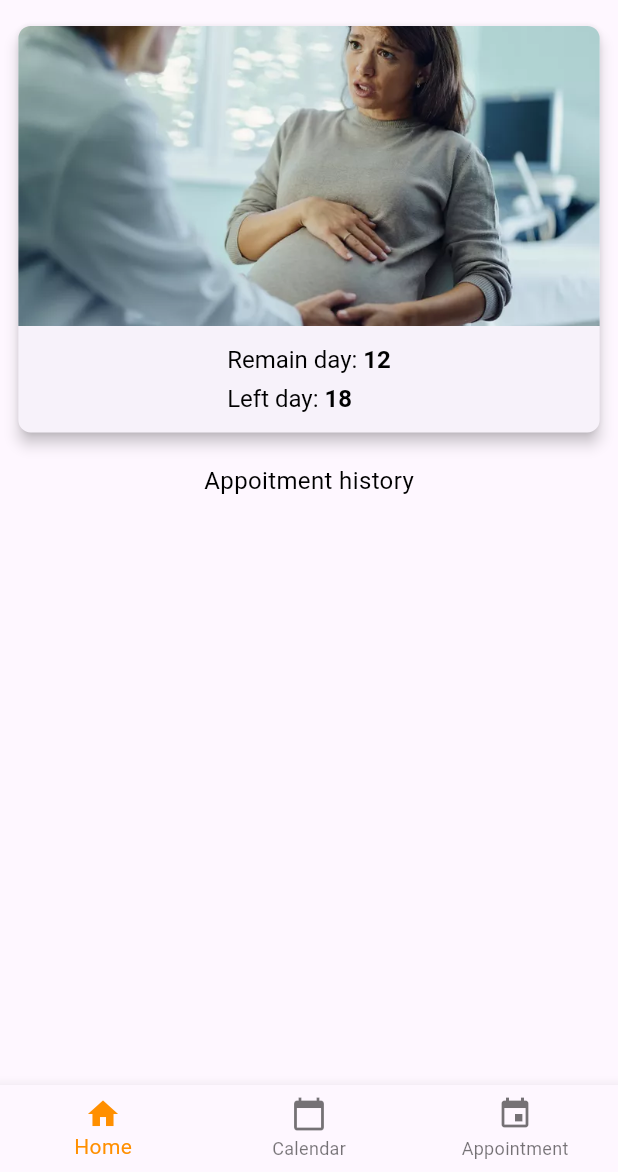
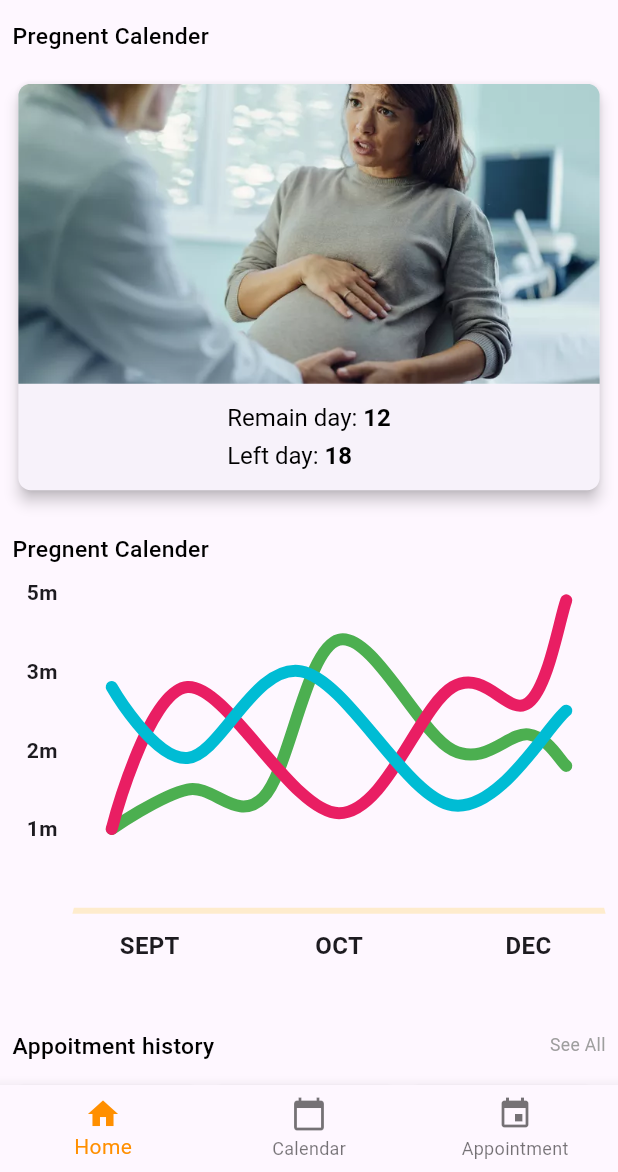
Before and after one commit to de-winkie/maternity_django, a Flutter app: the Menu screen opened directly, on a phone screen of 412 x 824 dp, the part 64-1236 px from its top. Run offline on Flutter 3.47's test engine with Material 3 defaults, Android fonts, the phone set to English and light mode, and no system bars; drawn by our look-alikes of fl_chart; our stand-ins replace responsive_sizer.

Commit message:
add changes

```diff
--- a/maternity/lib/pages/home.dart
+++ b/maternity/lib/pages/home.dart
@@ -1,20 +1,42 @@
+
 import 'package:flutter/material.dart';
+import 'package:maternity/constant.dart';
 import 'package:responsive_sizer/responsive_sizer.dart';
-
-class HomeScreen extends StatelessWidget {
+import 'package:maternity/pages/widget/chart.dart';
+class HomeScreen extends StatefulWidget {
   const HomeScreen({super.key});
 
   @override
+  State<HomeScreen> createState() => _HomeScreenState();
+}
+
+class _HomeScreenState extends State<HomeScreen> {
+final bool isShowingMainData= true;
+  @override
   Widget build(BuildContext context) {
-    return Container(
+    return SingleChildScrollView(
+      child:  Container(
       padding: EdgeInsets.only(
         top:0.h,
         left: 1.h,
         right: 1.h,
       ),
         child: Column(
+
           children: [
+                Row(
+ mainAxisAlignment: MainAxisAlignment.spaceBetween,
+  children:
+ [
+    Text( 'Pregnent Calender',textAlign:TextAlign.left,
+                        style: TextStyle(
+                          fontWeight: FontWeight.w500,
+                          fontSize: 16.sp,
+                          color: Colors.black,
+                        ),),
+                      ],),
 
+SizedBox(height: 2.h,),
                   Card(
           elevation: 4,
           shape: RoundedRectangleBorder(
@@ -38,7 +60,7 @@ class HomeScreen extends StatelessWidget {
               Padding(
                 padding:  EdgeInsets.all(1.6.h),
                 child: Column(
-                  crossAxisAlignment: CrossAxisAlignment.start,
+              crossAxisAlignment: CrossAxisAlignment.start,
                   children: [
                     RichText(
                       text: TextSpan(
@@ -82,27 +104,180 @@ class HomeScreen extends StatelessWidget {
             ],
           ),
         ),
+    SizedBox(height:3.h),
+                    Row(
+ mainAxisAlignment: MainAxisAlignment.spaceBetween,
+  children:
+ [
+    Text( 'Pregnent Calender',textAlign:TextAlign.left,
+                        style: TextStyle(
+                          fontWeight: FontWeight.w500,
+                          fontSize: 16.sp,
+                          color: Colors.black,
+                        ),),
+                      ],),
+
+                        SizedBox(height:2.h),
+    SizedBox(
+      height: 30.h,
+      width: 100.w,
+      child:       Chart(isShowingMainData: isShowingMainData),
+    ),
+SizedBox(height: 3.5.h,),
 
    SizedBox(
     height: 2.h,
    ),
-  const Text( 'Appoitment history',
+
+Row(
+ mainAxisAlignment: MainAxisAlignment.spaceBetween,
+  children:
+ [
+    Text( 'Appoitment history',textAlign:TextAlign.left,
                         style: TextStyle(
-                          fontSize: 16,
+                          fontWeight: FontWeight.w500,
+                          fontSize: 16.sp,
                           color: Colors.black,
                         ),),
+                          Text( 'See All',textAlign:TextAlign.left,
+                        style: TextStyle(
+                          fontWeight: FontWeight.w400,
+                          fontSize: 14.sp,
+                          color:Colors.grey,
+                        ),),
+],),
+                        SizedBox(height: 2.h,),
                         Row(
                           children: [
                             Container(
 width:30.w,
 height:15.h,
+padding: EdgeInsets.only(left:1.h,right:1.h),
+       decoration :BoxDecoration(
+        color: kWhiteColor,
+      borderRadius: BorderRadius.circular(1.h),
+      boxShadow:const [
+        BoxShadow(
+          color:kLightSilverColor,
+          blurRadius: 1,
+          spreadRadius: 1,
+          blurStyle: BlurStyle.normal,
 
-                            ),
+          offset: Offset(1, 1)
+
+        ),
+
+      ],
+       )    ,
+       child:Row(
+        children: [
+          Text('29',
+                        style: TextStyle(
+                          color:kPrimaryColor,
+                          fontSize: 28.sp,
+
+                          fontWeight: FontWeight.w700
+                        ),),
+                               Text('Jun',
+                        style: TextStyle(
+                          fontSize: 20.sp,
+                          color: Colors.black,
+                          fontWeight: FontWeight.w500
+                        ),),
+        ],
+       )
+           ),
+       SizedBox(
+        width:1.h,
+       ),
+
+           Container(
+width:30.w,
+height:15.h,
+padding: EdgeInsets.only(left:1.h,right:1.h),
+       decoration :BoxDecoration(
+        color: kWhiteColor,
+      borderRadius: BorderRadius.circular(1.h),
+      boxShadow:const [
+        BoxShadow(
+          color:kLightSilverColor,
+          blurRadius: 1,
+          spreadRadius: 1,
+          blurStyle: BlurStyle.normal,
+
+          offset: Offset(1, 1)
+
+        ),
+
+      ],
+       )    ,
+       child:Row(
+        children: [
+          Text('29',
+                        style: TextStyle(
+                          color:kPrimaryColor,
+                          fontSize: 28.sp,
+
+                          fontWeight: FontWeight.w700
+                        ),),
+                               Text('Jun',
+                        style: TextStyle(
+                          fontSize: 20.sp,
+                          color: Colors.black,
+                          fontWeight: FontWeight.w500
+                        ),),
+        ],
+       )
+           ),
+             SizedBox(
+        width:1.h,
+       ),
+           Container(
+width:30.w,
+height:15.h,
+padding: EdgeInsets.only(left:1.h,right:1.h),
+       decoration :BoxDecoration(
+        color: kWhiteColor,
+      borderRadius: BorderRadius.circular(1.h),
+      boxShadow:const [
+        BoxShadow(
+          color:kLightSilverColor,
+          blurRadius: 1,
+          spreadRadius: 1,
+          blurStyle: BlurStyle.normal,
+
+          offset: Offset(1, 1)
+
+        ),
+
+      ],
+       )    ,
+       child:Row(
+        children: [
+          Text('29',
+                        style: TextStyle(
+                          color:kPrimaryColor,
+                          fontSize: 28.sp,
+
+                          fontWeight: FontWeight.w700
+                        ),),
+                               Text('Jun',
+                        style: TextStyle(
+                          fontSize: 20.sp,
+                          color: Colors.black,
+                          fontWeight: FontWeight.w500
+                        ),),
+        ],
+       )
+           ),
+
                           ],
                         )
 
           ],
-        )
-   );
-  }
+        ),
+   )
+ ,
+    ); }
+
 }
--- /dev/null
+++ b/maternity/lib/pages/widget/chart.dart
@@ -0,0 +1,356 @@
+
+import 'package:fl_chart/fl_chart.dart';
+import 'package:flutter/material.dart';
+
+class Chart extends StatelessWidget {
+  const Chart({required this.isShowingMainData});
+
+  final bool isShowingMainData;
+
+  @override
+  Widget build(BuildContext context) {
+    return LineChart(
+      isShowingMainData ? sampleData1 : sampleData2,
+      duration: const Duration(milliseconds: 250),
+    );
+  }
+
+  LineChartData get sampleData1 => LineChartData(
+        lineTouchData: lineTouchData1,
+        gridData: gridData,
+        titlesData: titlesData1,
+        borderData: borderData,
+        lineBarsData: lineBarsData1,
+        minX: 0,
+        maxX: 14,
+        maxY: 4,
+        minY: 0,
+      );
+
+  LineChartData get sampleData2 => LineChartData(
+        lineTouchData: lineTouchData2,
+        gridData: gridData,
+        titlesData: titlesData2,
+        borderData: borderData,
+        lineBarsData: lineBarsData2,
+        minX: 0,
+        maxX: 14,
+        maxY: 6,
+        minY: 0,
+      );
+
+  LineTouchData get lineTouchData1 => LineTouchData(
+        handleBuiltInTouches: true,
+        touchTooltipData: LineTouchTooltipData(
+          getTooltipColor: (touchedSpot) => Colors.blueGrey.withOpacity(0.8),
+        ),
+      );
+
+  FlTitlesData get titlesData1 => FlTitlesData(
+        bottomTitles: AxisTitles(
+          sideTitles: bottomTitles,
+        ),
+        rightTitles: const AxisTitles(
+          sideTitles: SideTitles(showTitles: false),
+        ),
+        topTitles: const AxisTitles(
+          sideTitles: SideTitles(showTitles: false),
+        ),
+        leftTitles: AxisTitles(
+          sideTitles: leftTitles(),
+        ),
+      );
+
+  List<LineChartBarData> get lineBarsData1 => [
+        lineChartBarData1_1,
+        lineChartBarData1_2,
+        lineChartBarData1_3,
+      ];
+
+  LineTouchData get lineTouchData2 => const LineTouchData(
+        enabled: false,
+      );
+
+  FlTitlesData get titlesData2 => FlTitlesData(
+        bottomTitles: AxisTitles(
+          sideTitles: bottomTitles,
+        ),
+        rightTitles: const AxisTitles(
+          sideTitles: SideTitles(showTitles: false),
+        ),
+        topTitles: const AxisTitles(
+          sideTitles: SideTitles(showTitles: false),
+        ),
+        leftTitles: AxisTitles(
+          sideTitles: leftTitles(),
+        ),
+      );
+
+  List<LineChartBarData> get lineBarsData2 => [
+        lineChartBarData2_1,
+        lineChartBarData2_2,
+        lineChartBarData2_3,
+      ];
+
+  Widget leftTitleWidgets(double value, TitleMeta meta) {
+    const style = TextStyle(
+      fontWeight: FontWeight.bold,
+      fontSize: 14,
+    );
+    String text;
+    switch (value.toInt()) {
+      case 1:
+        text = '1m';
+        break;
+      case 2:
+        text = '2m';
+        break;
+      case 3:
+        text = '3m';
+        break;
+      case 4:
+        text = '5m';
+        break;
+      case 5:
+        text = '6m';
+        break;
+      default:
+        return Container();
+    }
+
+    return Text(text, style: style, textAlign: TextAlign.center);
+  }
+
+  SideTitles leftTitles() => SideTitles(
+        getTitlesWidget: leftTitleWidgets,
+        showTitles: true,
+        interval: 1,
+        reservedSize: 40,
+      );
+
+  Widget bottomTitleWidgets(double value, TitleMeta meta) {
+    const style = TextStyle(
+      fontWeight: FontWeight.bold,
+      fontSize: 16,
+    );
+    Widget text;
+    switch (value.toInt()) {
+      case 2:
+        text = const Text('SEPT', style: style);
+        break;
+      case 7:
+        text = const Text('OCT', style: style);
+        break;
+      case 12:
+        text = const Text('DEC', style: style);
+        break;
+      default:
+        text = const Text('');
+        break;
+    }
+
+    return SideTitleWidget(
+      axisSide: meta.axisSide,
+      space: 10,
+      child: text,
+    );
+  }
+
+  SideTitles get bottomTitles => SideTitles(
+        showTitles: true,
+        reservedSize: 32,
+        interval: 1,
+        getTitlesWidget: bottomTitleWidgets,
+      );
+
+  FlGridData get gridData => const FlGridData(show: false);
+
+  FlBorderData get borderData => FlBorderData(
+        show: true,
+        border: Border(
+          bottom:
+              BorderSide(color: Colors.amber.withOpacity(0.2), width: 4),
+          left: const BorderSide(color: Colors.transparent),
+          right: const BorderSide(color: Colors.transparent),
+          top: const BorderSide(color: Colors.transparent),
+        ),
+      );
+
+  LineChartBarData get lineChartBarData1_1 => LineChartBarData(
+        isCurved: true,
+        color: Colors.green,
+        barWidth: 8,
+        isStrokeCapRound: true,
+        dotData: const FlDotData(show: false),
+        belowBarData: BarAreaData(show: false),
+        spots: const [
+          FlSpot(1, 1),
+          FlSpot(3, 1.5),
+          FlSpot(5, 1.4),
+          FlSpot(7, 3.4),
+          FlSpot(10, 2),
+          FlSpot(12, 2.2),
+          FlSpot(13, 1.8),
+        ],
+      );
+
+  LineChartBarData get lineChartBarData1_2 => LineChartBarData(
+        isCurved: true,
+        color: Colors.pink,
+        barWidth: 8,
+        isStrokeCapRound: true,
+        dotData: const FlDotData(show: false),
+        belowBarData: BarAreaData(
+          show: false,
+          color: Colors.pink.withOpacity(0),
+        ),
+        spots: const [
+          FlSpot(1, 1),
+          FlSpot(3, 2.8),
+          FlSpot(7, 1.2),
+          FlSpot(10, 2.8),
+          FlSpot(12, 2.6),
+          FlSpot(13, 3.9),
+        ],
+      );
+
+  LineChartBarData get lineChartBarData1_3 => LineChartBarData(
+        isCurved: true,
+        color: Colors.cyan,
+        barWidth: 8,
+        isStrokeCapRound: true,
+        dotData: const FlDotData(show: false),
+        belowBarData: BarAreaData(show: false),
+        spots: const [
+          FlSpot(1, 2.8),
+          FlSpot(3, 1.9),
+          FlSpot(6, 3),
+          FlSpot(10, 1.3),
+          FlSpot(13, 2.5),
+        ],
+      );
+
+  LineChartBarData get lineChartBarData2_1 => LineChartBarData(
+        isCurved: true,
+        curveSmoothness: 0,
+        color: Colors.green.withOpacity(0.5),
+        barWidth: 4,
+        isStrokeCapRound: true,
+        dotData: const FlDotData(show: false),
+        belowBarData: BarAreaData(show: false),
+        spots: const [
+          FlSpot(1, 1),
+          FlSpot(3, 4),
+          FlSpot(5, 1.8),
+          FlSpot(7, 5),
+          FlSpot(10, 2),
+          FlSpot(12, 2.2),
+          FlSpot(13, 1.8),
+        ],
+      );
+
+  LineChartBarData get lineChartBarData2_2 => LineChartBarData(
+        isCurved: true,
+        barWidth: 4,
+        isStrokeCapRound: true,
+        dotData: const FlDotData(show: false),
+        belowBarData: BarAreaData(
+          show: true,
+          color: Colors.pink.withOpacity(0.2),
+        ),
+        spots: const [
+          FlSpot(1, 1),
+          FlSpot(3, 2.8),
+          FlSpot(7, 1.2),
+          FlSpot(10, 2.8),
+          FlSpot(12, 2.6),
+          FlSpot(13, 3.9),
+        ],
+      );
+
+  LineChartBarData get lineChartBarData2_3 => LineChartBarData(
+        isCurved: true,
+        curveSmoothness: 0,
+        color:Colors.cyan.withOpacity(0.5),
+        barWidth: 2,
+        isStrokeCapRound: true,
+        dotData: const FlDotData(show: true),
+        belowBarData: BarAreaData(show: false),
+        spots: const [
+          FlSpot(1, 3.8),
+          FlSpot(3, 1.9),
+          FlSpot(6, 5),
+          FlSpot(10, 3.3),
+          FlSpot(13, 4.5),
+        ],
+      );
+}
+
+class LineChartSample1 extends StatefulWidget {
+  const LineChartSample1({super.key});
+
+  @override
+  State<StatefulWidget> createState() => LineChartSample1State();
+}
+
+class LineChartSample1State extends State<LineChartSample1> {
+  late bool isShowingMainData;
+
+  @override
+  void initState() {
+    super.initState();
+    isShowingMainData = true;
+  }
+
+  @override
+  Widget build(BuildContext context) {
+    return AspectRatio(
+      aspectRatio: 1.23,
+      child: Stack(
+        children: <Widget>[
+          Column(
+            crossAxisAlignment: CrossAxisAlignment.stretch,
+            children: <Widget>[
+              const SizedBox(
+                height: 37,
+              ),
+              const Text(
+                'Monthly Sales',
+                style: TextStyle(
+                  color: Colors.amber,
+                  fontSize: 32,
+                  fontWeight: FontWeight.bold,
+                  letterSpacing: 2,
+                ),
+                textAlign: TextAlign.center,
+              ),
+              const SizedBox(
+                height: 37,
+              ),
+              Expanded(
+                child: Padding(
+                  padding: const EdgeInsets.only(right: 16, left: 6),
+                  child: Chart(isShowingMainData: isShowingMainData),
+                ),
+              ),
+              const SizedBox(
+                height: 10,
+              ),
+            ],
+          ),
+          IconButton(
+            icon: Icon(
+              Icons.refresh,
+              color: Colors.white.withOpacity(isShowingMainData ? 1.0 : 0.5),
+            ),
+            onPressed: () {
+              setState(() {
+                isShowingMainData = !isShowingMainData;
+              });
+            },
+          )
+        ],
+      ),
+    );
+  }
+}
--- a/maternity/pubspec.yaml
+++ b/maternity/pubspec.yaml
@@ -36,6 +36,8 @@ dependencies:
   # Use with the CupertinoIcons class for iOS style icons.
   cupertino_icons: ^1.0.2
   responsive_sizer: ^3.3.1
+  fl_chart: ^0.68.0
+  table_calendar: ^3.1.2
   # google_fonts: ^6.2.0
 
 dev_dependencies:
```
Also changed, not shown: maternity/lib/pages/login.dart (line endings or trailing spaces), maternity/pubspec.lock.
